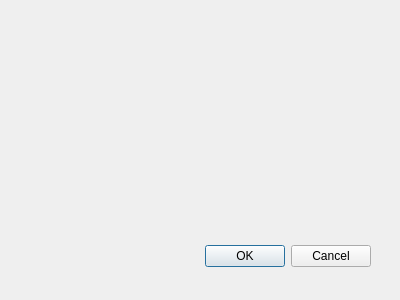
WernerHugendubel/mealadmin, file MealAdmin/dialogsupplier.ui: the form before one commit.
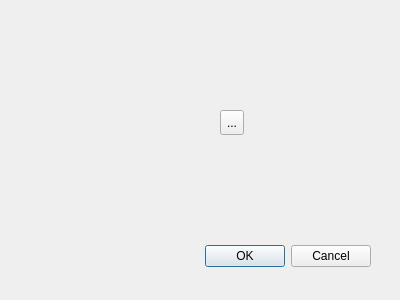
The form after the commit.

Commit message: 2 ui geändert für commit - test!!!

```diff
--- a/MealAdmin/dialogsupplier.ui
+++ b/MealAdmin/dialogsupplier.ui
@@ -31,6 +31,19 @@
     <set>QDialogButtonBox::Cancel|QDialogButtonBox::Ok</set>
    </property>
   </widget>
+  <widget class="QToolButton" name="toolButton">
+   <property name="geometry">
+    <rect>
+     <x>220</x>
+     <y>110</y>
+     <width>24</width>
+     <height>25</height>
+    </rect>
+   </property>
+   <property name="text">
+    <string>...</string>
+   </property>
+  </widget>
  </widget>
  <pixmapfunction/>
  <resources/>
```
Left out of the diff: 5 changed lines with no effect on the pictures. The commit also changes 3 other files.
